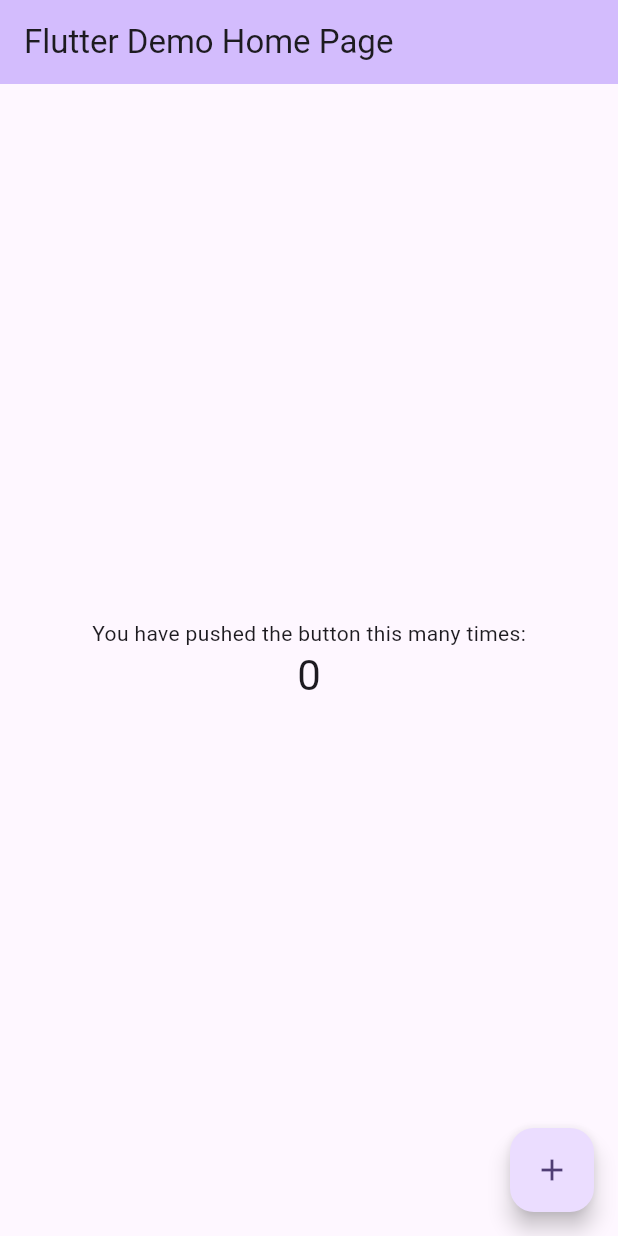
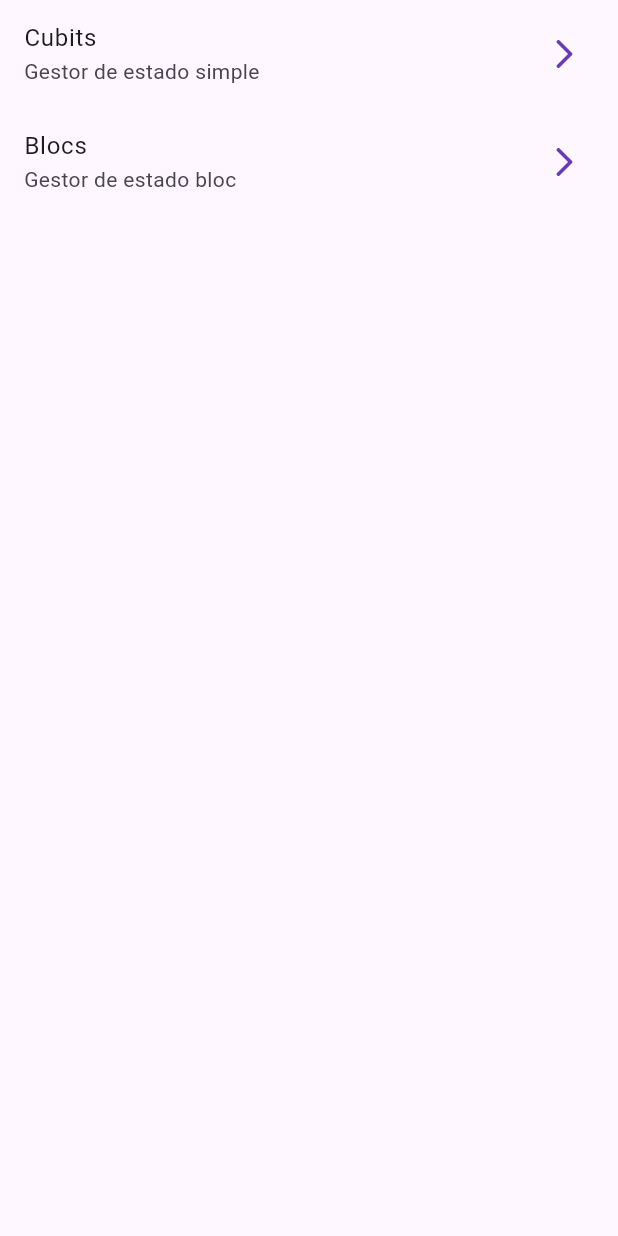
Before and after one commit to pelsmi11/flutter_forms_app, a Flutter app: the screen it shows after launch, on a phone screen of 412 x 824 dp. Run offline on Flutter 3.47's test engine with Material 3 defaults, Android fonts, the phone set to English and light mode, and no system bars; our stand-ins replace go_router.

Commit message:
feat: add screens, theme and routes

```diff
--- /dev/null
+++ b/lib/config/router/app_router.dart
@@ -0,0 +1,10 @@
+import 'package:forms_app/presentation/screens/screens.dart';
+import 'package:go_router/go_router.dart';
+
+final appRouter = GoRouter(routes: [
+  GoRoute(path: '/', builder: (context, state) => const HomeScreen()),
+  GoRoute(
+      path: '/cubits', builder: (context, state) => const CubitCounterScreen()),
+  GoRoute(
+      path: '/blocs', builder: (context, state) => const BlocCounterScreen()),
+]);
--- /dev/null
+++ b/lib/config/theme/app_theme.dart
@@ -0,0 +1,11 @@
+import 'package:flutter/material.dart';
+
+class AppTheme {
+  static const seedColor = Colors.deepPurple;
+  ThemeData getTheme() {
+    return ThemeData(
+        useMaterial3: true,
+        colorSchemeSeed: seedColor,
+        listTileTheme: const ListTileThemeData(iconColor: seedColor));
+  }
+}
--- a/lib/main.dart
+++ b/lib/main.dart
@@ -1,4 +1,6 @@
 import 'package:flutter/material.dart';
+import 'package:forms_app/config/router/app_router.dart';
+import 'package:forms_app/config/theme/app_theme.dart';
 
 void main() {
   runApp(const MyApp());
@@ -10,116 +12,10 @@ class MyApp extends StatelessWidget {
   // This widget is the root of your application.
   @override
   Widget build(BuildContext context) {
-    return MaterialApp(
-      title: 'Flutter Demo',
-      theme: ThemeData(
-        // This is the theme of your application.
-        //
-        // TRY THIS: Try running your application with "flutter run". You'll see
-        // the application has a purple toolbar. Then, without quitting the app,
-        // try changing the seedColor in the colorScheme below to Colors.green
-        // and then invoke "hot reload" (save your changes or press the "hot
-        // reload" button in a Flutter-supported IDE, or press "r" if you used
-        // the command line to start the app).
-        //
-        // Notice that the counter didn't reset back to zero; the application
-        // state is not lost during the reload. To reset the state, use hot
-        // restart instead.
-        //
-        // This works for code too, not just values: Most code changes can be
-        // tested with just a hot reload.
-        colorScheme: ColorScheme.fromSeed(seedColor: Colors.deepPurple),
-        useMaterial3: true,
-      ),
-      home: const MyHomePage(title: 'Flutter Demo Home Page'),
+    return MaterialApp.router(
+      routerConfig: appRouter,
+      debugShowCheckedModeBanner: false,
+      theme: AppTheme().getTheme(),
     );
   }
 }
-
-class MyHomePage extends StatefulWidget {
-  const MyHomePage({super.key, required this.title});
-
-  // This widget is the home page of your application. It is stateful, meaning
-  // that it has a State object (defined below) that contains fields that affect
-  // how it looks.
-
-  // This class is the configuration for the state. It holds the values (in this
-  // case the title) provided by the parent (in this case the App widget) and
-  // used by the build method of the State. Fields in a Widget subclass are
-  // always marked "final".
-
-  final String title;
-
-  @override
-  State<MyHomePage> createState() => _MyHomePageState();
-}
-
-class _MyHomePageState extends State<MyHomePage> {
-  int _counter = 0;
-
-  void _incrementCounter() {
-    setState(() {
-      // This call to setState tells the Flutter framework that something has
-      // changed in this State, which causes it to rerun the build method below
-      // so that the display can reflect the updated values. If we changed
-      // _counter without calling setState(), then the build method would not be
-      // called again, and so nothing would appear to happen.
-      _counter++;
-    });
-  }
-
-  @override
-  Widget build(BuildContext context) {
-    // This method is rerun every time setState is called, for instance as done
-    // by the _incrementCounter method above.
-    //
-    // The Flutter framework has been optimized to make rerunning build methods
-    // fast, so that you can just rebuild anything that needs updating rather
-    // than having to individually change instances of widgets.
-    return Scaffold(
-      appBar: AppBar(
-        // TRY THIS: Try changing the color here to a specific color (to
-        // Colors.amber, perhaps?) and trigger a hot reload to see the AppBar
-        // change color while the other colors stay the same.
-        backgroundColor: Theme.of(context).colorScheme.inversePrimary,
-        // Here we take the value from the MyHomePage object that was created by
-        // the App.build method, and use it to set our appbar title.
-        title: Text(widget.title),
-      ),
-      body: Center(
-        // Center is a layout widget. It takes a single child and positions it
-        // in the middle of the parent.
-        child: Column(
-          // Column is also a layout widget. It takes a list of children and
-          // arranges them vertically. By default, it sizes itself to fit its
-          // children horizontally, and tries to be as tall as its parent.
-          //
-          // Column has various properties to control how it sizes itself and
-          // how it positions its children. Here we use mainAxisAlignment to
-          // center the children vertically; the main axis here is the vertical
-          // axis because Columns are vertical (the cross axis would be
-          // horizontal).
-          //
-          // TRY THIS: Invoke "debug painting" (choose the "Toggle Debug Paint"
-          // action in the IDE, or press "p" in the console), to see the
-          // wireframe for each widget.
-          mainAxisAlignment: MainAxisAlignment.center,
-          children: <Widget>[
-            const Text(
-              'You have pushed the button this many times:',
-            ),
-            Text(
-              '$_counter',
-              style: Theme.of(context).textTheme.headlineMedium,
-            ),
-          ],
-        ),
-      ),
-      floatingActionButton: FloatingActionButton(
-        onPressed: _incrementCounter,
-        tooltip: 'Increment',
-        child: const Icon(Icons.add),
-      ), // This trailing comma makes auto-formatting nicer for build methods.
-    );
-  }
-}
--- /dev/null
+++ b/lib/presentation/screens/home_screen.dart
@@ -0,0 +1,28 @@
+import 'package:flutter/material.dart';
+import 'package:go_router/go_router.dart';
+
+class HomeScreen extends StatelessWidget {
+  const HomeScreen({super.key});
+
+  @override
+  Widget build(BuildContext context) {
+    return Scaffold(
+      body: ListView(
+        children: [
+          ListTile(
+            title: const Text('Cubits'),
+            subtitle: const Text('Gestor de estado simple'),
+            trailing: const Icon(Icons.arrow_forward_ios_rounded),
+            onTap: () => {context.push('/cubits')},
+          ),
+          ListTile(
+            title: const Text('Blocs'),
+            subtitle: const Text('Gestor de estado bloc'),
+            trailing: const Icon(Icons.arrow_forward_ios_rounded),
+            onTap: () => {context.push('/blocs')},
+          ),
+        ],
+      ),
+    );
+  }
+}
--- /dev/null
+++ b/lib/presentation/screens/screens.dart
@@ -0,0 +1,3 @@
+export 'home_screen.dart';
+export 'cubit_counter_screen.dart';
+export 'bloc_counter_screen.dart';
```
Also changed, not shown: lib/presentation/screens/bloc_counter_screen.dart (added, +49 -0 lines), lib/presentation/screens/cubit_counter_screen.dart (added, +49 -0 lines), pubspec.yaml (+4 -12 lines), pubspec.lock.
